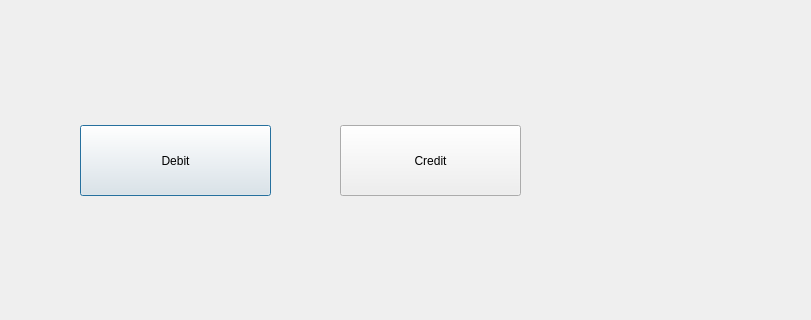
Before: the Qt Designer form bank-automat/selectaccount.ui in alavuvi/atm-simulator-project, drawn with Qt 5; both pictures show x 110 to 921 and y 175 to 495 of the 1280 by 720 pixel window.
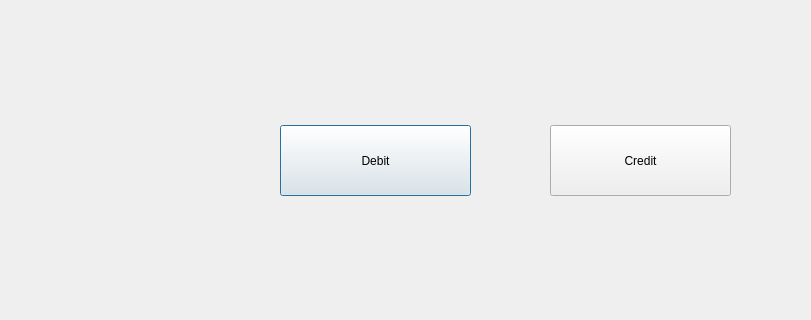
After: the same form once the commit is applied.

What changed in the file:
```diff
--- a/bank-automat/selectaccount.ui
+++ b/bank-automat/selectaccount.ui
@@ -16,7 +16,7 @@
   <widget class="QPushButton" name="btnDebit">
    <property name="geometry">
     <rect>
-     <x>190</x>
+     <x>390</x>
      <y>300</y>
      <width>191</width>
      <height>71</height>
@@ -29,7 +29,7 @@
   <widget class="QPushButton" name="btnCredit">
    <property name="geometry">
     <rect>
-     <x>450</x>
+     <x>660</x>
      <y>300</y>
      <width>181</width>
      <height>71</height>
```
